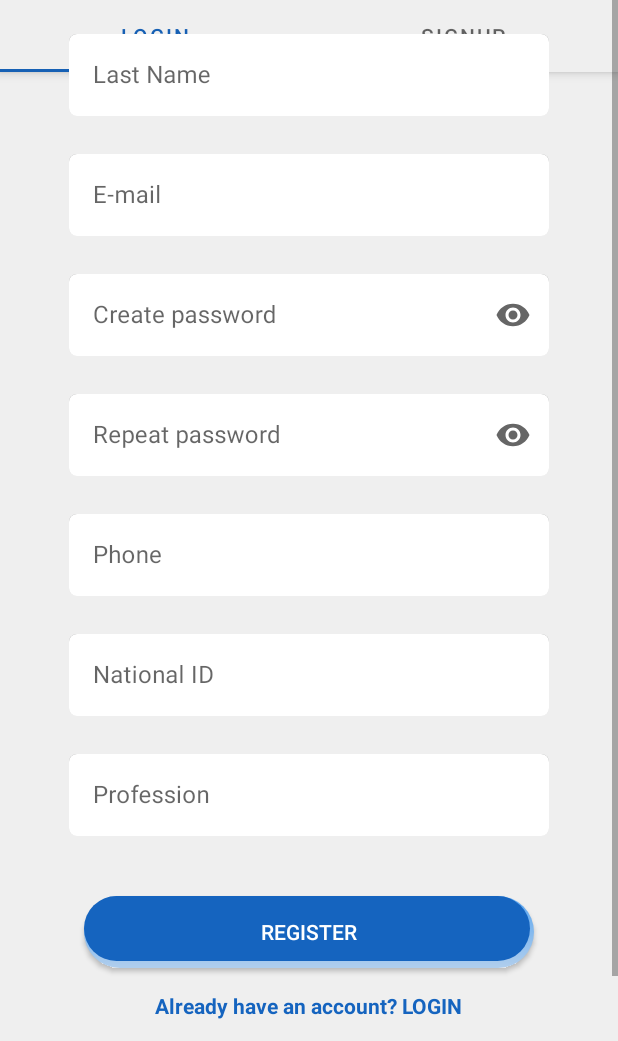
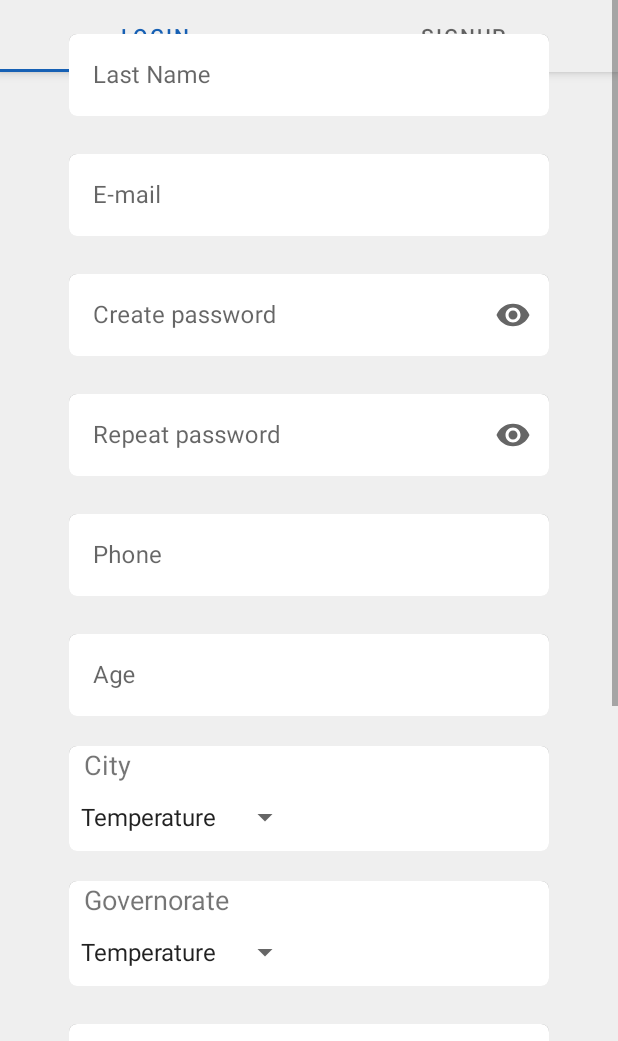
Before and after one commit to Eng-Light/Servizi, an Android app: the fragment SignUpFragment placed in its activity, on a phone screen of 412 x 824 dp, the part 195-1236 px from its top. Run offline under Robolectric (Android 15) with nearby library versions, the phone set to English and light mode, and no system bars; our stand-ins replace navigation-ui; 1 statement that could not run was skipped.

Commit message:
26/2/2022

```diff
--- a/app/src/main/java/com/example/servizi/technician/ui/signup/SignUpViewModel.kt
+++ b/app/src/main/java/com/example/servizi/technician/ui/signup/SignUpViewModel.kt
@@ -1,7 +1,43 @@
 package com.example.servizi.technician.ui.signup
 
+import android.util.Log
+import androidx.lifecycle.LiveData
+import androidx.lifecycle.MutableLiveData
 import androidx.lifecycle.ViewModel
+import androidx.lifecycle.viewModelScope
+import com.example.servizi.technician.model.TechSignUpResponseData
+import com.example.servizi.technician.model.TechnicianData
+import com.example.servizi.technician.network.TechApi
+import kotlinx.coroutines.launch
+
+enum class TechSignUpApiStatus{LOADING, ERROR, DONE }
 
 class SignUpViewModel : ViewModel() {
-    // TODO: Implement the ViewModel
+
+    // The internal MutableLiveData that stores the status of the most recent request
+    private val _signUpLoadingStatus = MutableLiveData<TechSignUpApiStatus>()
+    private val _signUpData = MutableLiveData<TechnicianData>()
+    private val _signUpResponseData = MutableLiveData<TechSignUpResponseData>()
+
+    // The external immutable LiveData for the request status
+    val signUpLoadingStatus: LiveData<TechSignUpApiStatus> = _signUpLoadingStatus
+    val signUpData: LiveData<TechnicianData> = _signUpData
+    val signUpResponseData: LiveData<TechSignUpResponseData> = _signUpResponseData
+
+
+    //Send SignUp Request
+    private fun signUpApiRequest(tData:TechnicianData){
+        viewModelScope.launch {
+            _signUpLoadingStatus.value = TechSignUpApiStatus.LOADING
+            try {
+                val result = TechApi.techRetrofitService.techSignUpRequest(tData)
+                _signUpResponseData.value = result
+                Log.d("ViewModel_SignUpTech",_signUpResponseData.value.toString())
+                _signUpLoadingStatus.value = TechSignUpApiStatus.DONE
+            }catch (e:Exception){
+                _signUpLoadingStatus.value = TechSignUpApiStatus.ERROR
+                _signUpResponseData.value = TechSignUpResponseData("","")
+            }
+        }
+    }
 }
--- a/app/src/main/res/layout/fragment_technician_sign_up.xml
+++ b/app/src/main/res/layout/fragment_technician_sign_up.xml
@@ -158,6 +158,85 @@
                 android:orientation="vertical">
 
                 <com.google.android.material.textfield.TextInputEditText
+                    android:id="@+id/age"
+                    android:layout_width="match_parent"
+                    android:layout_height="match_parent"
+                    android:background="@drawable/rounded_text_input"
+                    android:hint="@string/age"
+                    android:inputType="number"
+                    android:maxLines="1"
+                    android:textColor="@color/black" />
+
+            </com.google.android.material.textfield.TextInputLayout>
+
+            <LinearLayout
+                style="@style/Widget.MaterialComponents.TextInputLayout.OutlinedBox"
+                android:layout_width="320dp"
+                android:layout_height="70dp"
+                android:layout_marginTop="20dp"
+                android:background="@drawable/rounded_text_input"
+                android:orientation="vertical">
+
+                <TextView
+                    android:layout_width="wrap_content"
+                    android:layout_height="wrap_content"
+                    android:gravity="start|top"
+                    android:paddingStart="10dp"
+                    android:text="@string/city"
+                    android:textSize="18sp"
+                    tools:ignore="RtlSymmetry" />
+
+                <Spinner
+                    android:id="@+id/city"
+                    android:layout_width="wrap_content"
+                    android:layout_height="match_parent"
+                    android:autofillHints="postalAddress"
+                    android:dropDownWidth="180dp"
+                    android:entries="@array/Convert_Type"
+                    android:spinnerMode="dropdown"
+                    tools:ignore="TouchTargetSizeCheck,DuplicateSpeakableTextCheck"
+                    tools:listitem="@layout/support_simple_spinner_dropdown_item" />
+
+            </LinearLayout>
+
+            <LinearLayout
+                style="@style/Widget.MaterialComponents.TextInputLayout.OutlinedBox"
+                android:layout_width="320dp"
+                android:layout_height="70dp"
+                android:layout_marginTop="20dp"
+                android:background="@drawable/rounded_text_input"
+                android:orientation="vertical">
+
+                <TextView
+                    android:layout_width="wrap_content"
+                    android:layout_height="wrap_content"
+                    android:gravity="start|top"
+                    android:paddingStart="10dp"
+                    android:text="@string/governorate"
+                    android:textSize="18sp"
+                    tools:ignore="RtlSymmetry" />
+
+                <Spinner
+                    android:id="@+id/governorate"
+                    android:layout_width="wrap_content"
+                    android:layout_height="match_parent"
+                    android:autofillHints="postalAddress"
+                    android:dropDownWidth="180dp"
+                    android:entries="@array/Convert_Type"
+                    android:spinnerMode="dropdown"
+                    tools:ignore="TouchTargetSizeCheck"
+                    tools:listitem="@layout/support_simple_spinner_dropdown_item" />
+
+            </LinearLayout>
+
+            <com.google.android.material.textfield.TextInputLayout
+                style="@style/Widget.MaterialComponents.TextInputLayout.OutlinedBox"
+                android:layout_width="320dp"
+                android:layout_height="60dp"
+                android:layout_marginTop="20dp"
+                android:orientation="vertical">
+
+                <com.google.android.material.textfield.TextInputEditText
                     android:id="@+id/national_id"
                     android:layout_width="match_parent"
                     android:layout_height="match_parent"
--- a/app/src/main/res/values/strings.xml
+++ b/app/src/main/res/values/strings.xml
@@ -32,4 +32,27 @@
     <string name="profession">Profession</string>
     <string name="already_have_an_account">Already have an account? LOGIN</string>
     <string name="register">Register</string>
+    <string name="TemperatureString">Temperature</string>
+    <string name="WeightString">Weight</string>
+    <string name="VolumeString">Volume</string>
+    <string name="SpeedString">Speed</string>
+    <string name="LengthString">Length</string>
+    <string name="AreaString">Area</string>
+    <string name="EnergyString">Energy</string>
+    <string name="PressureString">Pressure</string>
+    <string name="MemoryString">Memory</string>
+    <string name="city">City</string>
+    <string name="governorate">Governorate</string>
+
+    <string-array name="Convert_Type">
+        <item>@string/TemperatureString</item>
+        <item>@string/WeightString</item>
+        <item>@string/VolumeString</item>
+        <item>@string/SpeedString</item>
+        <item>@string/LengthString</item>
+        <item>@string/AreaString</item>
+        <item>@string/EnergyString</item>
+        <item>@string/PressureString</item>
+        <item>@string/MemoryString</item>
+    </string-array>
 </resources>
```
Also changed, not shown: app/src/main/java/com/example/servizi/technician/model/TechSignUpResponseData.kt (added, +8 -0 lines), app/src/main/java/com/example/servizi/technician/model/Technician.kt (added, +18 -0 lines), app/src/main/java/com/example/servizi/technician/network/TechApiService.kt (added, +39 -0 lines).
